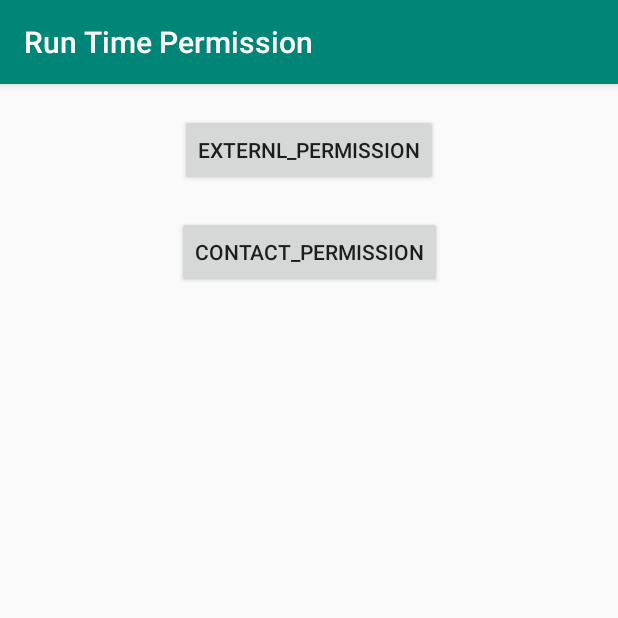
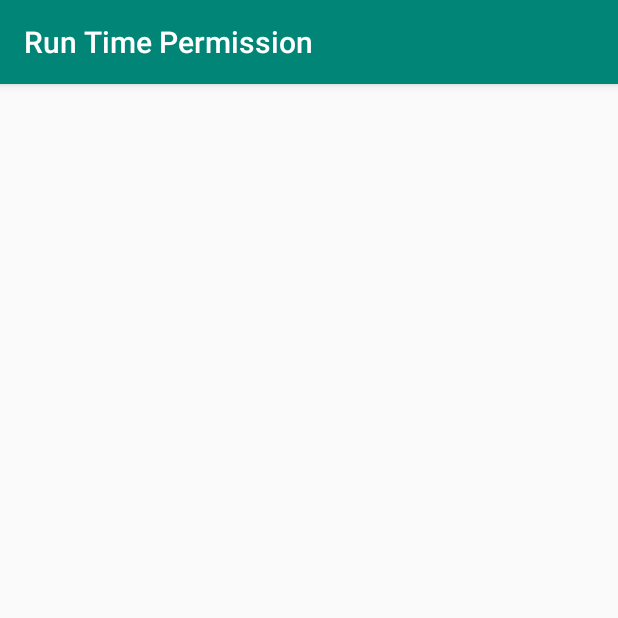
Before and after one commit to pankaj1920/RunTimePermission, an Android app: the screen it shows after launch (MainActivity before the commit, WelcomeActivity after it), after a tap on "EXTERNL_PERMISSION", on a phone screen of 412 x 824 dp, the top half of it. Run offline under Robolectric (Android 15) with nearby library versions, the phone set to English and light mode, and no system bars.

Commit message:
RunTime Permission by Harsha Sir

```diff
--- a/app/src/main/java/com/app/runtimepermission/MainActivity.java
+++ b/app/src/main/java/com/app/runtimepermission/MainActivity.java
@@ -2,6 +2,7 @@ package com.app.runtimepermission;
 
 import android.Manifest;
 import android.content.DialogInterface;
+import android.content.Intent;
 import android.content.pm.PackageManager;
 import android.support.annotation.NonNull;
 import android.support.v4.app.ActivityCompat;
@@ -31,61 +32,64 @@ public class MainActivity extends AppCompatActivity {
                 //but first we have to check if permission is already granted
                 if (ContextCompat.checkSelfPermission(MainActivity.this
                         , Manifest.permission.READ_CONTACTS) == PackageManager.PERMISSION_GRANTED) {
-                    Toast.makeText(MainActivity.this, "Permission is Granted", Toast.LENGTH_SHORT).show();
+                    Toast.makeText(MainActivity.this, "Permission already Granted", Toast.LENGTH_SHORT).show();
                 } else {
+                    // if the permission is not granted yet. we want to request this permission
                     requestContactPermission();
                 }
             }
         });
 
+
       Button  externl_permission = findViewById(R.id.externl_permission);
         externl_permission.setOnClickListener(new View.OnClickListener() {
             @Override
             public void onClick(View v) {
-                //when user click on this button we want to request the permission
-                //but first we have to check if permission is already granted
-                if (ContextCompat.checkSelfPermission(MainActivity.this,
-                        Manifest.permission.READ_EXTERNAL_STORAGE) == PackageManager.PERMISSION_GRANTED) {
-                    Toast.makeText(MainActivity.this, "Permission already Granted", Toast.LENGTH_SHORT).show();
-                } else {
-                    // if the permission is not granted yet. we want to request this permission
-                    requestStoragePermission();
-                }
+                storagePermisiom();
             }
         });
     }
 
-    private void requestStoragePermission() {
-        if (ActivityCompat.shouldShowRequestPermissionRationale(MainActivity.this, Manifest.permission.READ_EXTERNAL_STORAGE)) {
-            // This method will show user a dialog which explain why we need this permission
-            //this happen when user already denied the permission before and tries to acess it again
+    //This is From Harsha Sir
+    private void storagePermisiom() {
+        if (askForPermission(Manifest.permission.READ_EXTERNAL_STORAGE, 1)) {
+            Intent intent = new Intent(MainActivity.this,WelcomeActivity.class);
+            startActivity(intent);
+        } else {
+            displayPermission(Manifest.permission.READ_EXTERNAL_STORAGE, 1);
+        }
+    }
 
-            new AlertDialog.Builder(MainActivity.this)
-                    .setTitle("Permision needed")
-                    .setMessage("This permision is needed for this and that")
-                    .setPositiveButton("Ok", new DialogInterface.OnClickListener() {
-                        @Override
-                        public void onClick(DialogInterface dialog, int which) {
-                            ActivityCompat.requestPermissions(MainActivity.this, new String[]{Manifest.permission.READ_EXTERNAL_STORAGE}, 1);
+    private boolean askForPermission(String permission, Integer requestCode) {
+        if (ContextCompat.checkSelfPermission(MainActivity.this, permission)
+                != PackageManager.PERMISSION_GRANTED) {
+            return false;
+        } else {
+            Toast.makeText(this, "" + permission + " is already granted.", Toast.LENGTH_SHORT).show();
+            return true;
+        }
+    }
 
-                        }
-                    })
-                    .setNegativeButton("cancle", new DialogInterface.OnClickListener() {
-                        @Override
-                        public void onClick(DialogInterface dialog, int which) {
-                            //when this cancle butoon is clicke we need to dismiss the dialog
-                            dialog.dismiss();
-                        }
-                    }).create().show();
+    void displayPermission(String permission, Integer requestCode) {
+        // Should we show an explanation?
+        if (ActivityCompat.shouldShowRequestPermissionRationale(
+                MainActivity.this, permission)) {
+
+            //This is called if user has denied the permission before
+            //In this case I am just asking the permission again
+            ActivityCompat.requestPermissions(MainActivity.this,
+                    new String[]{permission}, requestCode);
+
         } else {
-            //Request permission
-            ActivityCompat.requestPermissions(MainActivity.this, new String[]{Manifest.permission.READ_EXTERNAL_STORAGE}, 1);
 
+            ActivityCompat.requestPermissions(MainActivity.this,
+                    new String[]{permission}, requestCode);
         }
     }
 
     //Request Call Permission
 
+    // This is From Coding With Flow
     private void requestContactPermission() {
         if (ActivityCompat.shouldShowRequestPermissionRationale(MainActivity.this, Manifest.permission.READ_CONTACTS)) {
             // This method will show user a dialog which explain why we need this permission
@@ -123,9 +127,9 @@ public class MainActivity extends AppCompatActivity {
 
         if (ActivityCompat.checkSelfPermission(this, permissions[0]) == PackageManager.PERMISSION_GRANTED) {
             if (requestCode == 1) {
-                requestStoragePermission();
+                storagePermisiom();
             } else if (requestCode == 2) {
-                requestStoragePermission();
+                requestContactPermission();
             }
         }
     }
--- /dev/null
+++ b/app/src/main/java/com/app/runtimepermission/WelcomeActivity.java
@@ -0,0 +1,13 @@
+package com.app.runtimepermission;
+
+import android.support.v7.app.AppCompatActivity;
+import android.os.Bundle;
+
+public class WelcomeActivity extends AppCompatActivity {
+
+    @Override
+    protected void onCreate(Bundle savedInstanceState) {
+        super.onCreate(savedInstanceState);
+        setContentView(R.layout.activity_welcome);
+    }
+}
--- /dev/null
+++ b/app/src/main/res/layout/activity_welcome.xml
@@ -0,0 +1,9 @@
+<?xml version="1.0" encoding="utf-8"?>
+<android.support.constraint.ConstraintLayout xmlns:android="http://schemas.android.com/apk/res/android"
+    xmlns:app="http://schemas.android.com/apk/res-auto"
+    xmlns:tools="http://schemas.android.com/tools"
+    android:layout_width="match_parent"
+    android:layout_height="match_parent"
+    tools:context=".WelcomeActivity">
+
+</android.support.constraint.ConstraintLayout>
--- a/build.gradle
+++ b/build.gradle
@@ -7,7 +7,7 @@ buildscript {
 
     }
     dependencies {
-        classpath 'com.android.tools.build:gradle:3.4.1'
+        classpath 'com.android.tools.build:gradle:3.4.2'
 
         // NOTE: Do not place your application dependencies here; they belong
         // in the individual module build.gradle files
```
Also changed, not shown: app/src/main/AndroidManifest.xml (+6 -3 lines).
